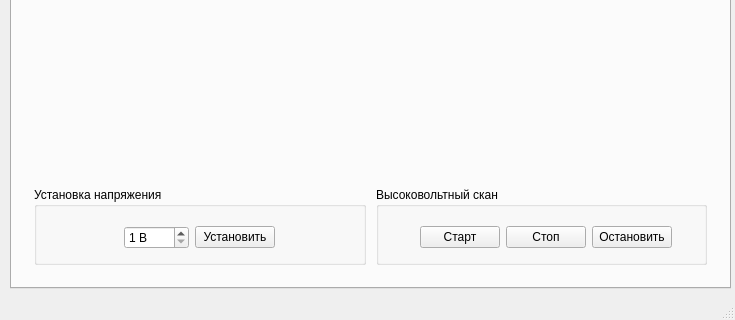
The window that mainwindow.ui (WTFTrick/TestMutomo) describes before a commit, drawn with Qt 5; both pictures show x 0 to 735 and y 221 to 541 of the 735 by 541 pixel window.
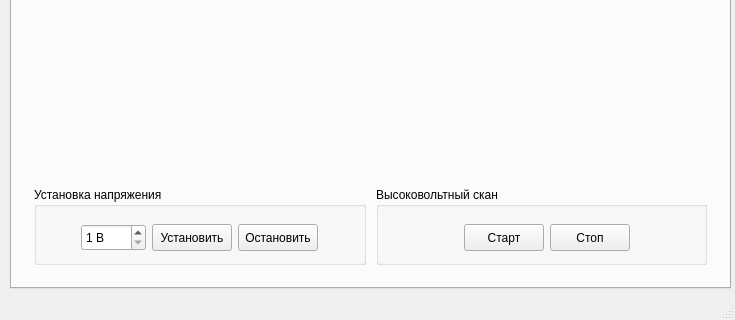
The same window after the commit. The open tabs and pages were chosen to show the change. Custom widgets are drawn as their Qt base class.

Commit message: Small GUI update ================================================== set the size of the same height for all buttons

Patch:
```diff
--- a/mainwindow.ui
+++ b/mainwindow.ui
@@ -350,6 +350,12 @@
                </item>
                <item>
                 <widget class="QSpinBox" name="spVoltage">
+                 <property name="minimumSize">
+                  <size>
+                   <width>0</width>
+                   <height>27</height>
+                  </size>
+                 </property>
                  <property name="suffix">
                   <string> В</string>
                  </property>
@@ -363,11 +369,30 @@
                </item>
                <item>
                 <widget class="QPushButton" name="pbSetVoltage">
+                 <property name="minimumSize">
+                  <size>
+                   <width>0</width>
+                   <height>27</height>
+                  </size>
+                 </property>
                  <property name="text">
                   <string>Установить</string>
                  </property>
                 </widget>
                </item>
+               <item>
+                <widget class="QPushButton" name="pbStopSetVoltage">
+                 <property name="minimumSize">
+                  <size>
+                   <width>0</width>
+                   <height>27</height>
+                  </size>
+                 </property>
+                 <property name="text">
+                  <string>Остановить</string>
+                 </property>
+                </widget>
+               </item>
                <item>
                 <spacer name="horizontalSpacer_7">
                  <property name="orientation">
@@ -415,6 +440,12 @@
                </item>
                <item>
                 <widget class="QPushButton" name="pbStartHVScan">
+                 <property name="minimumSize">
+                  <size>
+                   <width>0</width>
+                   <height>27</height>
+                  </size>
+                 </property>
                  <property name="text">
                   <string>Старт</string>
                  </property>
@@ -422,18 +453,17 @@
                </item>
                <item>
                 <widget class="QPushButton" name="pbStopHVScan">
+                 <property name="minimumSize">
+                  <size>
+                   <width>0</width>
+                   <height>27</height>
+                  </size>
+                 </property>
                  <property name="text">
                   <string>Стоп</string>
                  </property>
                 </widget>
                </item>
-               <item>
-                <widget class="QPushButton" name="pbStopSetVoltage">
-                 <property name="text">
-                  <string>Остановить</string>
-                 </property>
-                </widget>
-               </item>
                <item>
                 <spacer name="horizontalSpacer_4">
                  <property name="orientation">
```
Left out of the diff: 14 changed lines with no effect on the pictures. The commit also changes 1 other file.
